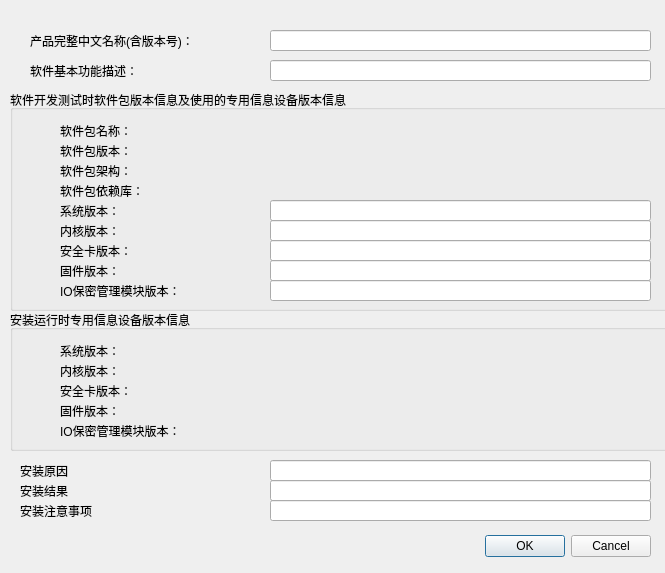
The window that signinfosheet/addpackagedialog.ui (Machin-Yin/httctest) describes before a commit, drawn with Qt 5.
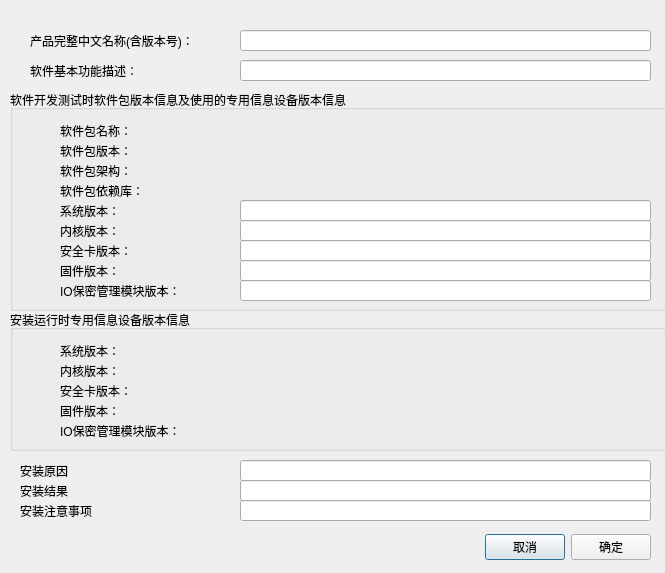
The same window after the commit.

```diff
--- a/signinfosheet/addpackagedialog.ui
+++ b/signinfosheet/addpackagedialog.ui
@@ -19,22 +19,6 @@
   <property name="windowTitle">
    <string>Dialog</string>
   </property>
-  <widget class="QDialogButtonBox" name="buttonBox">
-   <property name="geometry">
-    <rect>
-     <x>60</x>
-     <y>530</y>
-     <width>591</width>
-     <height>32</height>
-    </rect>
-   </property>
-   <property name="orientation">
-    <enum>Qt::Horizontal</enum>
-   </property>
-   <property name="standardButtons">
-    <set>QDialogButtonBox::Cancel|QDialogButtonBox::Ok</set>
-   </property>
-  </widget>
   <widget class="QLabel" name="installWarningLabel">
    <property name="geometry">
     <rect>
@@ -77,9 +61,9 @@
   <widget class="QLineEdit" name="installResultLineEdit">
    <property name="geometry">
     <rect>
-     <x>270</x>
+     <x>240</x>
      <y>480</y>
-     <width>381</width>
+     <width>411</width>
      <height>21</height>
     </rect>
    </property>
@@ -100,9 +84,9 @@
   <widget class="QLineEdit" name="installReasonLineEdit">
    <property name="geometry">
     <rect>
-     <x>270</x>
+     <x>240</x>
      <y>460</y>
-     <width>381</width>
+     <width>411</width>
      <height>21</height>
     </rect>
    </property>
@@ -110,9 +94,9 @@
   <widget class="QLineEdit" name="installWarningLineEdit">
    <property name="geometry">
     <rect>
-     <x>270</x>
+     <x>240</x>
      <y>500</y>
-     <width>381</width>
+     <width>411</width>
      <height>21</height>
     </rect>
    </property>
@@ -120,9 +104,9 @@
   <widget class="QLineEdit" name="productNameLineEdit">
    <property name="geometry">
     <rect>
-     <x>270</x>
+     <x>240</x>
      <y>30</y>
-     <width>381</width>
+     <width>411</width>
      <height>21</height>
     </rect>
    </property>
@@ -171,9 +155,9 @@
    <widget class="QLineEdit" name="developmentFirmwareVersionLineEdit">
     <property name="geometry">
      <rect>
-      <x>260</x>
+      <x>230</x>
       <y>170</y>
-      <width>381</width>
+      <width>411</width>
       <height>21</height>
      </rect>
     </property>
@@ -220,9 +204,9 @@
    <widget class="QLineEdit" name="developmentKernelVersionLineEdit">
     <property name="geometry">
      <rect>
-      <x>260</x>
+      <x>230</x>
       <y>130</y>
-      <width>381</width>
+      <width>411</width>
       <height>21</height>
      </rect>
     </property>
@@ -230,9 +214,9 @@
    <widget class="QLineEdit" name="developmentOsVersionLineEdit">
     <property name="geometry">
      <rect>
-      <x>260</x>
+      <x>230</x>
       <y>110</y>
-      <width>381</width>
+      <width>411</width>
       <height>21</height>
      </rect>
     </property>
@@ -240,9 +224,9 @@
    <widget class="QLineEdit" name="developmentIoModuleVersionLineEdit">
     <property name="geometry">
      <rect>
-      <x>260</x>
+      <x>230</x>
       <y>190</y>
-      <width>381</width>
+      <width>411</width>
       <height>21</height>
      </rect>
     </property>
@@ -302,9 +286,9 @@
    <widget class="QLineEdit" name="developmentSocVersionLineEdit">
     <property name="geometry">
      <rect>
-      <x>260</x>
+      <x>230</x>
       <y>150</y>
-      <width>381</width>
+      <width>411</width>
       <height>21</height>
      </rect>
     </property>
@@ -445,9 +429,9 @@
    <widget class="QLabel" name="runtimeOsVersionLabel">
     <property name="geometry">
      <rect>
-      <x>260</x>
+      <x>230</x>
       <y>30</y>
-      <width>381</width>
+      <width>411</width>
       <height>21</height>
      </rect>
     </property>
@@ -458,9 +442,9 @@
    <widget class="QLabel" name="runtimeFirmwareVersionLabel">
     <property name="geometry">
      <rect>
-      <x>260</x>
+      <x>230</x>
       <y>90</y>
-      <width>381</width>
+      <width>411</width>
       <height>21</height>
      </rect>
     </property>
@@ -471,9 +455,9 @@
    <widget class="QLabel" name="runtimeIoModuleVersionLabel">
     <property name="geometry">
      <rect>
-      <x>260</x>
+      <x>230</x>
       <y>110</y>
-      <width>381</width>
+      <width>411</width>
       <height>21</height>
      </rect>
     </property>
@@ -484,9 +468,9 @@
    <widget class="QLabel" name="runtimeSocVersionLabel">
     <property name="geometry">
      <rect>
-      <x>260</x>
+      <x>230</x>
       <y>70</y>
-      <width>381</width>
+      <width>411</width>
       <height>21</height>
      </rect>
     </property>
@@ -497,9 +481,9 @@
    <widget class="QLabel" name="runtimeKernelVersionLabel">
     <property name="geometry">
      <rect>
-      <x>260</x>
+      <x>230</x>
       <y>50</y>
-      <width>381</width>
+      <width>411</width>
       <height>21</height>
      </rect>
     </property>
@@ -524,13 +508,52 @@
   <widget class="QLineEdit" name="descLineEdit">
    <property name="geometry">
     <rect>
-     <x>270</x>
+     <x>240</x>
      <y>60</y>
-     <width>381</width>
+     <width>411</width>
      <height>21</height>
     </rect>
    </property>
   </widget>
+  <widget class="QWidget" name="layoutWidget">
+   <property name="geometry">
+    <rect>
+     <x>20</x>
+     <y>531</y>
+     <width>631</width>
+     <height>32</height>
+    </rect>
+   </property>
+   <layout class="QHBoxLayout" name="horizontalLayout">
+    <item>
+     <spacer name="horizontalSpacer_3">
+      <property name="orientation">
+       <enum>Qt::Horizontal</enum>
+      </property>
+      <property name="sizeHint" stdset="0">
+       <size>
+        <width>228</width>
+        <height>28</height>
+       </size>
+      </property>
+     </spacer>
+    </item>
+    <item>
+     <widget class="QPushButton" name="cancelButton">
+      <property name="text">
+       <string>取消</string>
+      </property>
+     </widget>
+    </item>
+    <item>
+     <widget class="QPushButton" name="sureButton">
+      <property name="text">
+       <string>确定</string>
+      </property>
+     </widget>
+    </item>
+   </layout>
+  </widget>
  </widget>
  <resources/>
  <connections>
```
Left out of the diff: 49 changed lines with no effect on the pictures.
